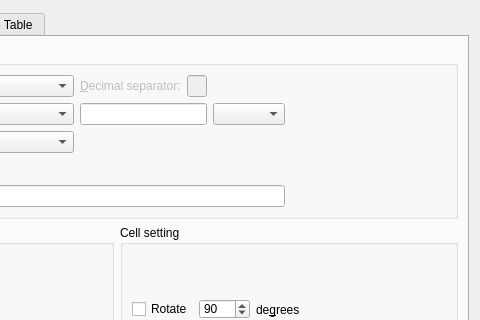
Old version of the form src/frontends/qt/ui/TabularUi.ui in the repository cburschka/lyx; both pictures show x 246 to 726 and y 0 to 320 of the 726 by 585 pixel window.
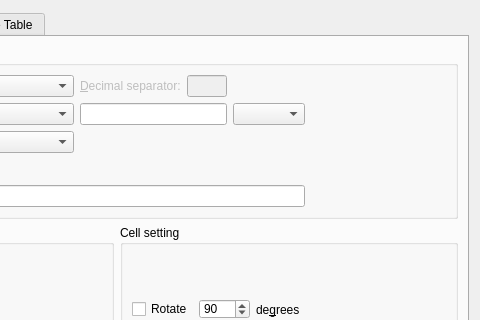
New version of the form. Custom widgets are drawn as their Qt base class.

Commit message: use validator rather than inputMask for line edit validation (part 2)

```diff
--- a/src/frontends/qt/ui/TabularUi.ui
+++ b/src/frontends/qt/ui/TabularUi.ui
@@ -474,7 +474,7 @@
                 </property>
                 <property name="maximumSize">
                  <size>
-                  <width>20</width>
+                  <width>40</width>
                   <height>16777215</height>
                  </size>
                 </property>
```
The commit also changes 1 other file.
